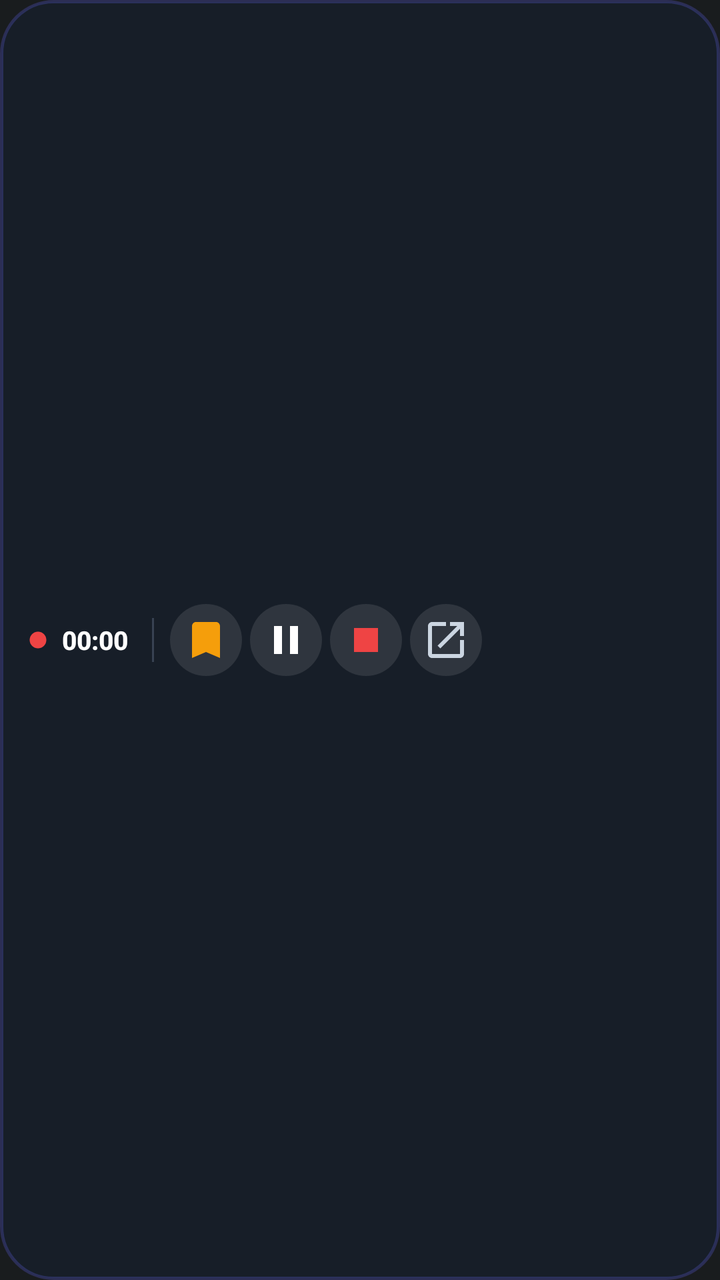
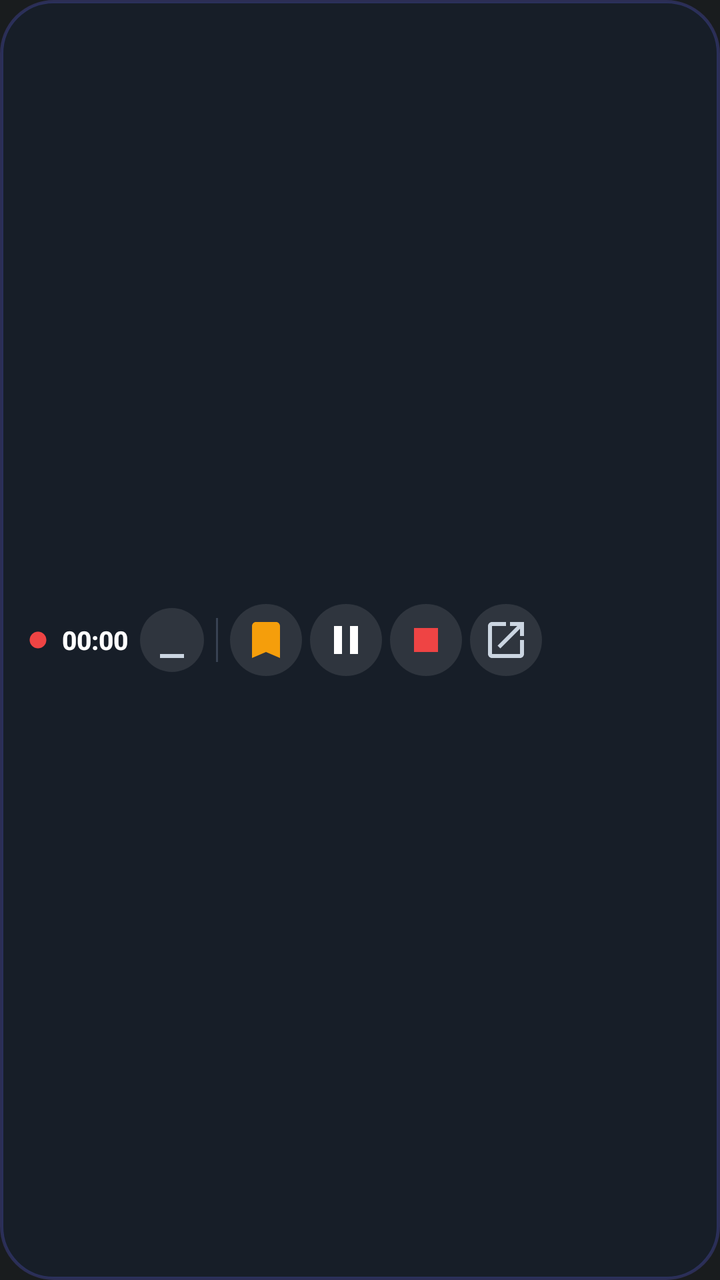

Two renders of the same Android screen: before a commit and after it. Below are the layout's source before the change and the commit's diff.
<!-- AndroidManifest.xml: application theme Theme.MyApplication -->
<!-- res/layout/layout_floating_recording_overlay.xml -->
<?xml version="1.0" encoding="utf-8"?>
<LinearLayout xmlns:android="http://schemas.android.com/apk/res/android"
    android:id="@+id/float_root_container"
    android:layout_width="wrap_content"
    android:layout_height="wrap_content"
    android:orientation="horizontal"
    android:gravity="center_vertical"
    android:background="@drawable/bg_floating_overlay"
    android:elevation="10dp"
    android:clickable="true"
    android:focusable="true">

    
    <ImageView
        android:id="@+id/float_status_dot"
        android:layout_width="10dp"
        android:layout_height="10dp"
        android:layout_marginStart="2dp"
        android:src="@drawable/ic_float_dot_recording"
        android:contentDescription="@null" />

    
    <TextView
        android:id="@+id/float_timer_text"
        android:layout_width="wrap_content"
        android:layout_height="wrap_content"
        android:layout_marginStart="7dp"
        android:layout_marginEnd="4dp"
        android:text="00:00"
        android:textColor="#FFFFFF"
        android:textSize="13sp"
        android:textStyle="bold"
        android:fontFamily="sans-serif-medium" />

    
    <View
        android:layout_width="1dp"
        android:layout_height="22dp"
        android:layout_marginStart="8dp"
        android:layout_marginEnd="8dp"
        android:background="#384252" />

    
    <ImageButton
        android:id="@+id/float_btn_flag"
        android:layout_width="36dp"
        android:layout_height="36dp"
        android:background="@drawable/bg_floating_action"
        android:src="@drawable/ic_float_flag"
        android:scaleType="centerInside"
        android:contentDescription="Flag Timestamp" />

    
    <ImageButton
        android:id="@+id/float_btn_pause_resume"
        android:layout_width="36dp"
        android:layout_height="36dp"
        android:layout_marginStart="4dp"
        android:background="@drawable/bg_floating_action"
        android:src="@drawable/ic_float_pause"
        android:scaleType="centerInside"
        android:contentDescription="Pause or Resume Recording" />

    
    <ImageButton
        android:id="@+id/float_btn_stop"
        android:layout_width="36dp"
        android:layout_height="36dp"
        android:layout_marginStart="4dp"
        android:background="@drawable/bg_floating_action"
        android:src="@drawable/ic_float_stop"
        android:scaleType="centerInside"
        android:contentDescription="Stop and Save Recording" />

    
    <ImageButton
        android:id="@+id/float_btn_open"
        android:layout_width="36dp"
        android:layout_height="36dp"
        android:layout_marginStart="4dp"
        android:background="@drawable/bg_floating_action"
        android:src="@drawable/ic_float_open"
        android:scaleType="centerInside"
        android:contentDescription="Open App" />

</LinearLayout>
<!-- resources referenced by this layout -->
<resources>
  <!-- drawable bg_floating_action (drawable) -->
  <?xml version="1.0" encoding="utf-8"?>
  <ripple xmlns:android="http://schemas.android.com/apk/res/android"
      android:color="#40FFFFFF">
      <item android:id="@android:id/mask">
          <shape android:shape="oval">
              <solid android:color="#FFFFFF" />
          </shape>
      </item>
      <item>
          <shape android:shape="oval">
              <solid android:color="#1AFFFFFF" />
          </shape>
      </item>
  </ripple>
  <!-- drawable bg_floating_overlay (drawable) -->
  <?xml version="1.0" encoding="utf-8"?>
  <shape xmlns:android="http://schemas.android.com/apk/res/android"
      android:shape="rectangle">
      <corners android:radius="26dp" />
      <solid android:color="#F0181E29" />
      <stroke
          android:width="1.5dp"
          android:color="#406366F1" />
      <padding
          android:bottom="6dp"
          android:left="12dp"
          android:right="10dp"
          android:top="6dp" />
  </shape>
  <!-- drawable ic_float_dot_recording (drawable) -->
  <vector xmlns:android="http://schemas.android.com/apk/res/android"
      android:width="12dp"
      android:height="12dp"
      android:viewportWidth="12"
      android:viewportHeight="12">
      <path
          android:fillColor="#EF4444"
          android:pathData="M6,6m-5,0a5,5 0 1,0 10,0a5,5 0 1,0 -10,0" />
  </vector>
  <!-- drawable ic_float_flag (drawable) -->
  <vector xmlns:android="http://schemas.android.com/apk/res/android"
      android:width="24dp"
      android:height="24dp"
      android:viewportWidth="24"
      android:viewportHeight="24">
      <path
          android:fillColor="#F59E0B"
          android:pathData="M17,3H7c-1.1,0 -1.99,0.9 -1.99,2L5,21l7,-3 7,3V5c0,-1.1 -0.9,-2 -2,-2z" />
  </vector>
  <!-- drawable ic_float_open (drawable) -->
  <vector xmlns:android="http://schemas.android.com/apk/res/android"
      android:width="24dp"
      android:height="24dp"
      android:viewportWidth="24"
      android:viewportHeight="24">
      <path
          android:fillColor="#CBD5E1"
          android:pathData="M19,19H5V5h7V3H5c-1.11,0 -2,0.9 -2,2v14c0,1.1 0.89,2 2,2h14c1.1,0 2,-0.9 2,-2v-7h-2v7zM14,3v2h3.59l-9.83,9.83 1.41,1.41L19,6.41V10h2V3h-7z" />
  </vector>
  <!-- drawable ic_float_pause (drawable) -->
  <vector xmlns:android="http://schemas.android.com/apk/res/android"
      android:width="24dp"
      android:height="24dp"
      android:viewportWidth="24"
      android:viewportHeight="24">
      <path
          android:fillColor="#FFFFFFFF"
          android:pathData="M6,19h4V5H6v14zm8,-14v14h4V5h-4z" />
  </vector>
  <!-- drawable ic_float_stop (drawable) -->
  <vector xmlns:android="http://schemas.android.com/apk/res/android"
      android:width="24dp"
      android:height="24dp"
      android:viewportWidth="24"
      android:viewportHeight="24">
      <path
          android:fillColor="#EF4444"
          android:pathData="M6,6h12v12H6z" />
  </vector>
  <style name="Theme.MyApplication" parent="android:Theme.DeviceDefault.NoActionBar" />
</resources>

<!-- the commit's change to res/layout/layout_floating_recording_overlay.xml (unified diff, before → after) -->
@@ -33,54 +33,75 @@
         android:fontFamily="sans-serif-medium" />
 
     
-    <View
-        android:layout_width="1dp"
-        android:layout_height="22dp"
-        android:layout_marginStart="8dp"
-        android:layout_marginEnd="8dp"
-        android:background="#384252" />
+    <ImageButton
+        android:id="@+id/float_btn_minimize"
+        android:layout_width="32dp"
+        android:layout_height="32dp"
+        android:layout_marginStart="2dp"
+        android:background="@drawable/bg_floating_action"
+        android:src="@drawable/ic_float_minimize"
+        android:scaleType="centerInside"
+        android:contentDescription="Minimize Overlay" />
 
     
-    <ImageButton
-        android:id="@+id/float_btn_flag"
-        android:layout_width="36dp"
-        android:layout_height="36dp"
-        android:background="@drawable/bg_floating_action"
-        android:src="@drawable/ic_float_flag"
-        android:scaleType="centerInside"
-        android:contentDescription="Flag Timestamp" />
+    <LinearLayout
+        android:id="@+id/float_actions_layout"
+        android:layout_width="wrap_content"
+        android:layout_height="wrap_content"
+        android:orientation="horizontal"
+        android:gravity="center_vertical"
+        android:visibility="visible">
 
-    
-    <ImageButton
-        android:id="@+id/float_btn_pause_resume"
-        android:layout_width="36dp"
-        android:layout_height="36dp"
-        android:layout_marginStart="4dp"
-        android:background="@drawable/bg_floating_action"
-        android:src="@drawable/ic_float_pause"
-        android:scaleType="centerInside"
-        android:contentDescription="Pause or Resume Recording" />
+        
+        <View
+            android:layout_width="1dp"
+            android:layout_height="22dp"
+            android:layout_marginStart="6dp"
+            android:layout_marginEnd="6dp"
+            android:background="#384252" />
 
-    
-    <ImageButton
-        android:id="@+id/float_btn_stop"
-        android:layout_width="36dp"
-        android:layout_height="36dp"
-        android:layout_marginStart="4dp"
-        android:background="@drawable/bg_floating_action"
-        android:src="@drawable/ic_float_stop"
-        android:scaleType="centerInside"
-        android:contentDescription="Stop and Save Recording" />
+        
+        <ImageButton
+            android:id="@+id/float_btn_flag"
+            android:layout_width="36dp"
+            android:layout_height="36dp"
+            android:background="@drawable/bg_floating_action"
+            android:src="@drawable/ic_float_flag"
+            android:scaleType="centerInside"
+            android:contentDescription="Flag Timestamp" />
 
-    
-    <ImageButton
-        android:id="@+id/float_btn_open"
-        android:layout_width="36dp"
-        android:layout_height="36dp"
-        android:layout_marginStart="4dp"
-        android:background="@drawable/bg_floating_action"
-        android:src="@drawable/ic_float_open"
-        android:scaleType="centerInside"
-        android:contentDescription="Open App" />
+        
+        <ImageButton
+            android:id="@+id/float_btn_pause_resume"
+            android:layout_width="36dp"
+            android:layout_height="36dp"
+            android:layout_marginStart="4dp"
+            android:background="@drawable/bg_floating_action"
+            android:src="@drawable/ic_float_pause"
+            android:scaleType="centerInside"
+            android:contentDescription="Pause or Resume Recording" />
+
+        
+        <ImageButton
+            android:id="@+id/float_btn_stop"
+            android:layout_width="36dp"
+            android:layout_height="36dp"
+            android:layout_marginStart="4dp"
+            android:background="@drawable/bg_floating_action"
+            android:src="@drawable/ic_float_stop"
+            android:scaleType="centerInside"
+            android:contentDescription="Stop and Save Recording" />
+
+        
+        <ImageButton
+            android:id="@+id/float_btn_open"
+            android:layout_width="36dp"
+            android:layout_height="36dp"
+            android:layout_marginStart="4dp"
+            android:background="@drawable/bg_floating_action"
+            android:src="@drawable/ic_float_open"
+            android:scaleType="centerInside"
+            android:contentDescription="Open App" />
+    </LinearLayout>
 
 </LinearLayout>
<!-- resource entries referenced after the edit -->
@@ -50,6 +50,16 @@
           android:fillColor="#F59E0B"
           android:pathData="M17,3H7c-1.1,0 -1.99,0.9 -1.99,2L5,21l7,-3 7,3V5c0,-1.1 -0.9,-2 -2,-2z" />
   </vector>
+  <!-- drawable ic_float_minimize (drawable) -->
+  <vector xmlns:android="http://schemas.android.com/apk/res/android"
+      android:width="24dp"
+      android:height="24dp"
+      android:viewportWidth="24"
+      android:viewportHeight="24">
+      <path
+          android:fillColor="#CBD5E1"
+          android:pathData="M6,19h12v2H6z" />
+  </vector>
   <!-- drawable ic_float_open (drawable) -->
   <vector xmlns:android="http://schemas.android.com/apk/res/android"
       android:width="24dp"
